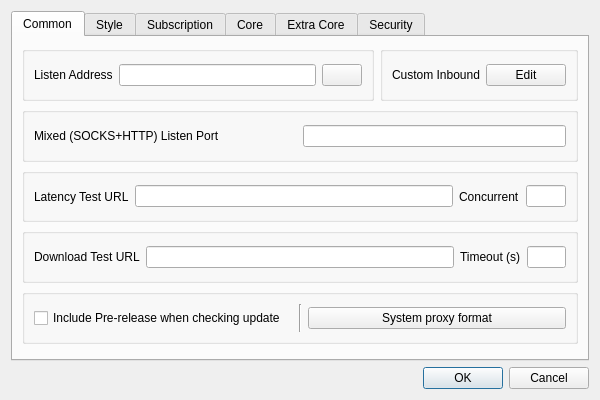
The window that ui/dialog_basic_settings.ui (DavidYordan/nekoray) describes before a commit, drawn with Qt 5.
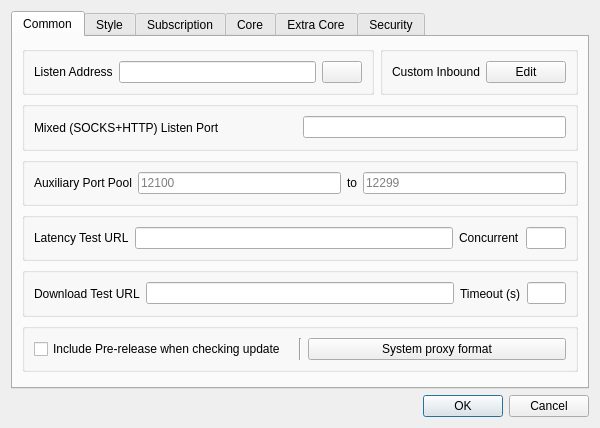
The same window after the commit. Custom widgets are drawn as their Qt base class.

Commit message: Persist auxiliary proxy ports

What changed in the file:
```diff
--- a/ui/dialog_basic_settings.ui
+++ b/ui/dialog_basic_settings.ui
@@ -114,6 +114,44 @@
          </item>
         </layout>
        </item>
+       <item>
+        <layout class="QHBoxLayout" name="auxPortPoolLayout">
+         <item>
+          <widget class="QGroupBox" name="aux_port_pool_box">
+           <layout class="QHBoxLayout" name="auxPortPoolBoxLayout">
+            <item>
+             <widget class="QLabel" name="aux_port_pool_l">
+              <property name="text">
+               <string>Auxiliary Port Pool</string>
+              </property>
+             </widget>
+            </item>
+            <item>
+             <widget class="QLineEdit" name="aux_port_pool_start">
+              <property name="placeholderText">
+               <string>12100</string>
+              </property>
+             </widget>
+            </item>
+            <item>
+             <widget class="QLabel" name="aux_port_pool_separator">
+              <property name="text">
+               <string>to</string>
+              </property>
+             </widget>
+            </item>
+            <item>
+             <widget class="QLineEdit" name="aux_port_pool_end">
+              <property name="placeholderText">
+               <string>12299</string>
+              </property>
+             </widget>
+            </item>
+           </layout>
+          </widget>
+         </item>
+        </layout>
+       </item>
        <item>
         <widget class="QGroupBox" name="groupBox1">
          <layout class="QHBoxLayout" name="horizontalLayout_9" stretch="0,8,1,1">
```
The commit also changes 10 other files.
